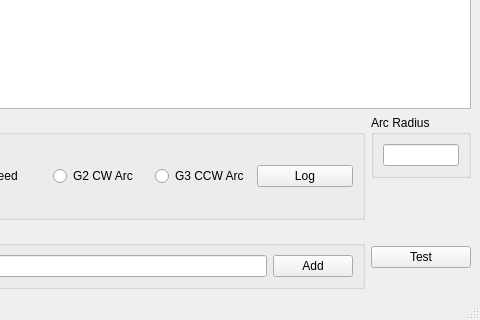
This is position_logger/position_logger.ui in jethornton/position-logger as Qt 5 draws it before an edit; both pictures show x 321 to 801 and y 442 to 762 of the 801 by 762 pixel window. The edited form follows.
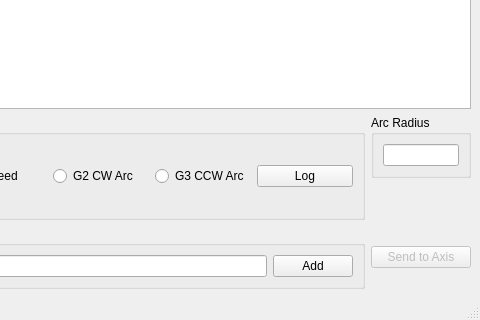
This is the edited form.

Commit message: add send to axis

```diff
--- a/position_logger/position_logger.ui
+++ b/position_logger/position_logger.ui
@@ -474,9 +474,12 @@
      </widget>
     </item>
     <item row="14" column="3">
-     <widget class="QPushButton" name="testPB">
+     <widget class="QPushButton" name="sendToAxisPB">
+      <property name="enabled">
+       <bool>false</bool>
+      </property>
       <property name="text">
-       <string>Test</string>
+       <string>Send to Axis</string>
       </property>
      </widget>
     </item>
```
The commit also changes 1 other file.
